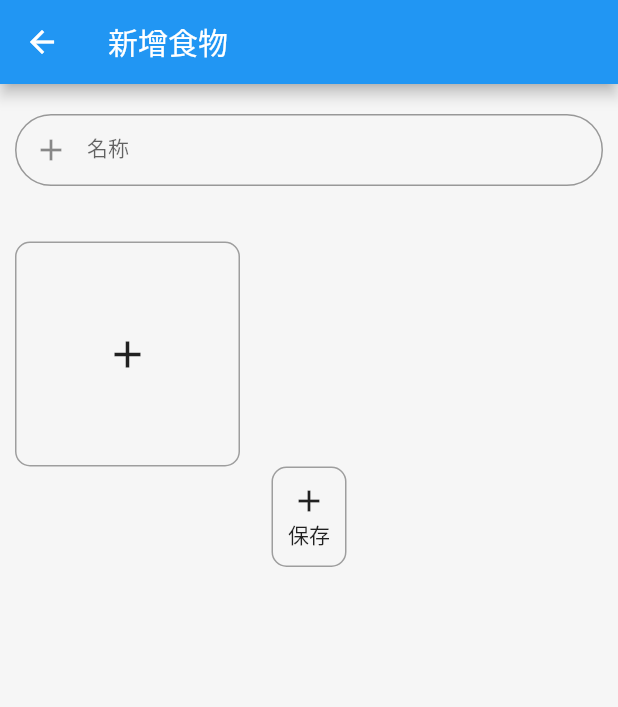
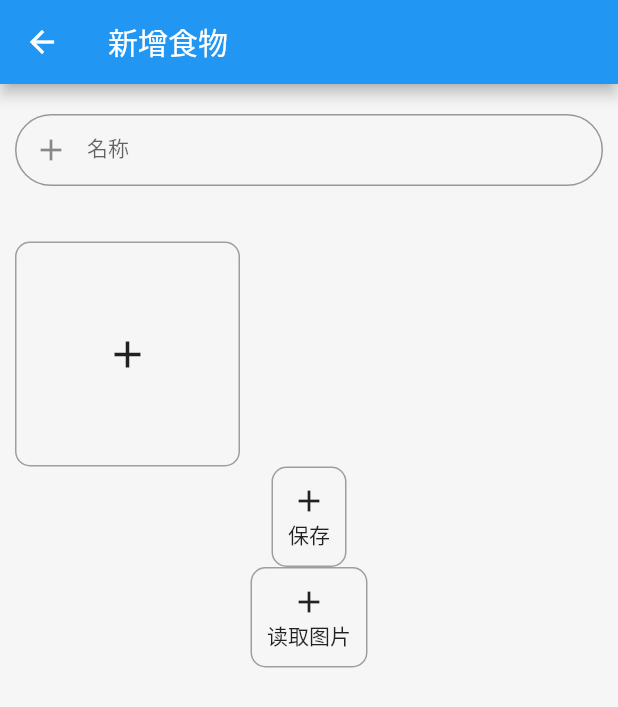
Before and after one commit to shiramashiro/random_foods, a Flutter app: the AddFoodsPage screen opened directly, after a tap on the "add" icon, on a phone screen of 412 x 824 dp. Shown: the top 707 px of the screen. Run offline on Flutter 3.47's test engine with Material 2 defaults, Android fonts, the light colour scheme and no system bars; our stand-ins replace image_picker, sqflite; accounts and stored records are empty.

Commit message:
进一步优化sqlite代码

```diff
--- a/lib/components/image_selector.dart
+++ b/lib/components/image_selector.dart
@@ -46,7 +46,7 @@ class _ImageSelectorState extends State<ImageSelector> {
       children: [
         InkWell(
           onTap: () {
-            PictureOperation().select().then((value) {
+            PictureOperation().readImageFromPhoto().then((value) {
               setState(() => _imgFile = value);
               if (widget.onImagePicked != null) widget.onImagePicked!(value!);
               _createSelectedImage();
--- a/lib/pages/add_foods_page.dart
+++ b/lib/pages/add_foods_page.dart
@@ -1,9 +1,10 @@
+import 'dart:typed_data';
+
 import 'package:flutter/material.dart';
 import 'package:image_picker/image_picker.dart';
 import 'package:random_foods/components/form_input.dart';
 import 'package:random_foods/components/image_selector.dart';
 import 'package:random_foods/components/text_icon_button.dart';
-import 'package:random_foods/models/food.dart';
 import 'package:random_foods/service/database/db_operation.dart';
 import 'package:random_foods/utils/picture_operation.dart';
 
@@ -17,7 +18,9 @@ class AddFoodsPage extends StatefulWidget {
 class _AddFoodsPageState extends State<AddFoodsPage> {
   final TextEditingController _name = TextEditingController();
   final PictureOperation _po = PictureOperation();
+  final DatabaseOp _do = DatabaseOp();
   XFile? imageFile;
+  Uint8List? imageBytes;
 
   @override
   Widget build(BuildContext context) {
@@ -51,8 +54,28 @@ class _AddFoodsPageState extends State<AddFoodsPage> {
                 text: '保存',
                 icon: Icons.add,
                 onTap: () async {
+                  // _do.createTable(table: 'users', fields: [
+                  //   TableField(name: 'uname', type: 'integer primary key autoincrement'),
+                  //   TableField(name: 'pwd', type: 'text'),
+                  // ]);
+                  // _do.insert('users', {
+                  //   'pwd': 'sss'
+                  // });
+                  _do.select('users');
                 },
               ),
+              TextIconButton(
+                text: '读取图片',
+                icon: Icons.add,
+                onTap: () {
+                  _po.readImageFromDir('shiramashiro').then((value) {
+                    setState(() {
+                      imageBytes = value;
+                    });
+                  });
+                },
+              ),
+              imageBytes != null ? Image.memory(imageBytes!) : Container(),
             ],
           ),
         ),
--- a/pubspec.yaml
+++ b/pubspec.yaml
@@ -39,7 +39,7 @@ dev_dependencies:
   flutter_test:
     sdk: flutter
   image_picker: ^0.8.4+11
-#  path_provider: ^2.0.9
+  path_provider: ^2.0.9
   sqflite: ^2.0.2
   path: ^1.8.0
 
```
Also changed, not shown: lib/service/database/db_operation.dart (+39 -10 lines), lib/utils/picture_operation.dart (+19 -3 lines), pubspec.lock.
